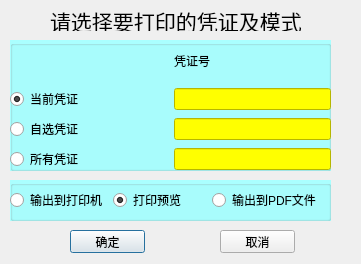
Qt form forms/printselectdialog.ui (wangkungit5905/PzAssistant) before a commit.
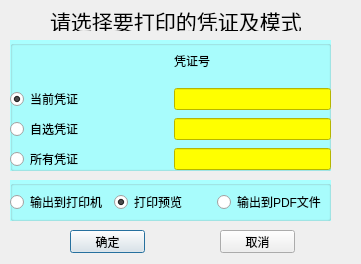
The same form after that commit.

Patch:
```diff
--- a/forms/printselectdialog.ui
+++ b/forms/printselectdialog.ui
@@ -173,8 +173,8 @@
      <rect>
       <x>0</x>
       <y>10</y>
-      <width>311</width>
-      <height>20</height>
+      <width>316</width>
+      <height>25</height>
      </rect>
     </property>
     <layout class="QHBoxLayout" name="horizontalLayout">
```
